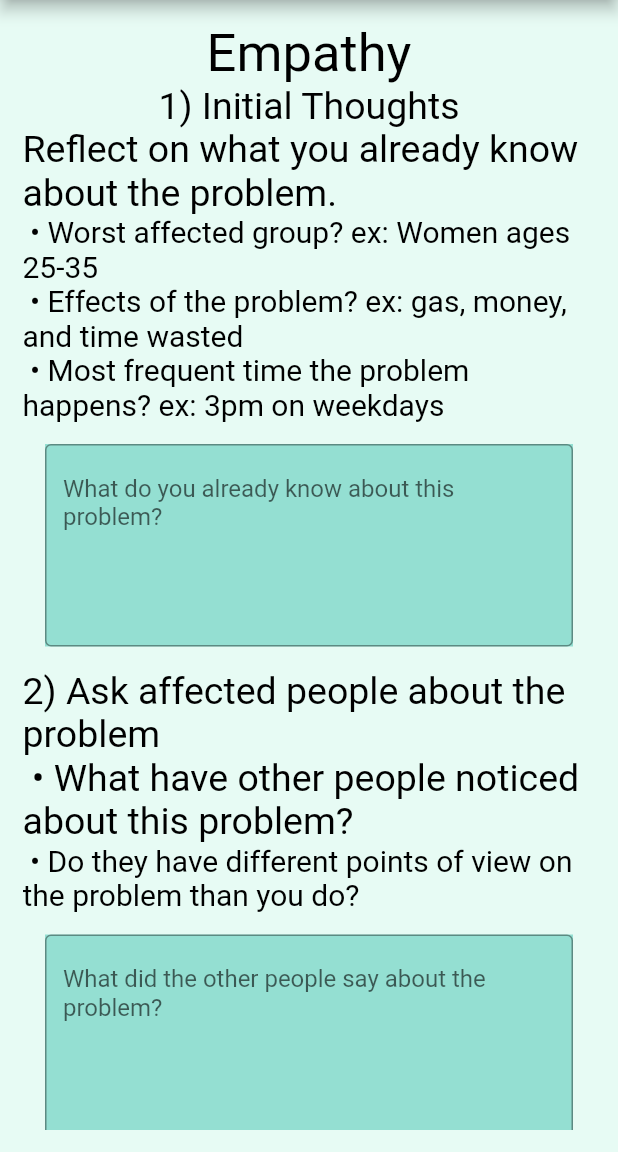
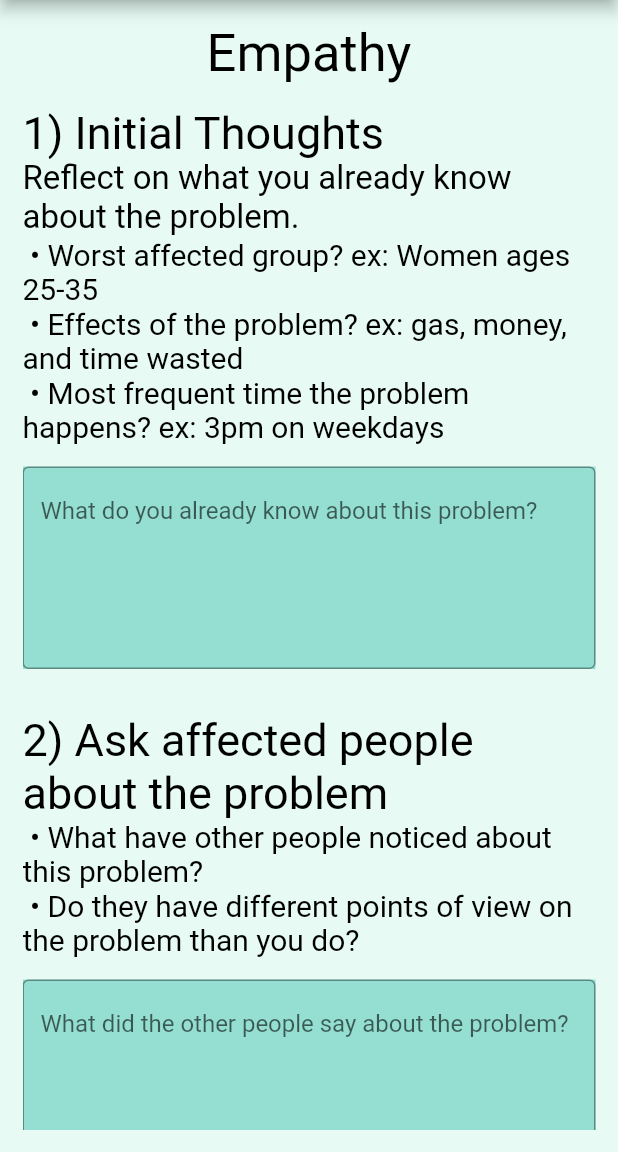
Before and after one commit to jchou03/PictureIt, a Flutter app: the Empathy screen opened directly, on a phone screen of 412 x 824 dp, the part 84-1236 px from its top. Run offline on Flutter 3.47's test engine with Material 2 defaults, Android fonts, the phone set to English and light mode, and no system bars.

Commit message:
trying to improve the formmating of the empathy page to look less overwhelming

```diff
--- a/pictureit/lib/Tools/empathy.dart
+++ b/pictureit/lib/Tools/empathy.dart
@@ -15,45 +15,60 @@ const borderRadius = 10.0;
 class Empathy extends StatelessWidget {
   Widget build(BuildContext context) {
     return Scaffold(
+        // appbar is the header
         appBar: AppBar(
           title: Text('PictureIt'),
           backgroundColor: headingColor,
         ),
+        // container for body of page
         body: Container(
             padding: EdgeInsets.all(globalPadding),
             color: backgroundColor,
             width: MediaQuery.of(context).size.width,
+            // listview so it can scroll
             child: ListView(children: <Widget>[
+              // column of content
               Column(
                 mainAxisAlignment: MainAxisAlignment.spaceEvenly,
                 children: <Widget>[
                   // title for the section
                   Text('Empathy',
                       style: TextStyle(color: Colors.black, fontSize: 35)),
-                  Column(
+                  // first round of text (prompt and text box)
+                  Container(
+                      margin: EdgeInsets.symmetric(
+                          vertical: globalMargin, horizontal: 0),
+                      child: Column(
+                        crossAxisAlignment: CrossAxisAlignment.start,
                         children: <Widget>[
-                      Text('1) Initial Thoughts',
-                          style: TextStyle(color: Colors.black, fontSize: 25)),
+                          Text(
+                            '1) Initial Thoughts',
+                            style: TextStyle(
+                              color: Colors.black,
+                              fontSize: 30,
+                            ),
+                          ),
                           Text(
                               'Reflect on what you already know about the problem.',
-                          style: TextStyle(color: Colors.black, fontSize: 25)),
+                              style:
+                                  TextStyle(color: Colors.black, fontSize: 22)),
                           Text(
                             ' • Worst affected group? ex: Women ages 25-35',
                             style: TextStyle(color: Colors.black, fontSize: 20),
                           ),
                           Text(
                               ' • Effects of the problem? ex: gas, money, and time wasted',
-                          style: TextStyle(color: Colors.black, fontSize: 20)),
+                              style:
+                                  TextStyle(color: Colors.black, fontSize: 20)),
                           Text(
                               ' • Most frequent time the problem happens? ex: 3pm on weekdays',
-                          style: TextStyle(color: Colors.black, fontSize: 20)),
-                    ],
-                  ),
-
+                              style:
+                                  TextStyle(color: Colors.black, fontSize: 20)),
                           // text box for user input
                           Container(
                             color: boxColor,
-                    margin: EdgeInsets.all(globalPadding),
+                            margin:
+                                EdgeInsets.symmetric(vertical: globalPadding),
                             child: TextField(
                               minLines: 5,
                               maxLines: 5,
@@ -64,26 +79,27 @@ class Empathy extends StatelessWidget {
                                       'What do you already know about this problem?'),
                             ),
                           ),
+                        ],
+                      )),
 
                   // section for second prompt
-                  Column(
+                  Container(
+                    child: Column(
                       children: <Widget>[
                         Text('2) Ask affected people about the problem',
-                          style: TextStyle(color: Colors.black, fontSize: 25)),
+                            style:
+                                TextStyle(color: Colors.black, fontSize: 30)),
                         Text(
                             ' • What have other people noticed about this problem? ',
-                          style: TextStyle(color: Colors.black, fontSize: 25)),
+                            style:
+                                TextStyle(color: Colors.black, fontSize: 20)),
                         Text(
                             ' • Do they have different points of view on the problem than you do?',
-                        style: TextStyle(color: Colors.black, fontSize: 20),
-                      ),
-                    ],
-                  ),
-                  // second text box
-                  // text box for user input
+                            style:
+                                TextStyle(color: Colors.black, fontSize: 20)),
                         Container(
                           color: boxColor,
-                    margin: EdgeInsets.all(globalPadding),
+                          margin: EdgeInsets.symmetric(vertical: globalPadding),
                           child: TextField(
                             minLines: 5,
                             maxLines: 5,
@@ -94,9 +110,15 @@ class Empathy extends StatelessWidget {
                                     'What did the other people say about the problem?'),
                           ),
                         ),
+                      ],
+                    ),
+                  ),
+                  // second text box
+                  // text box for user input
+
                   // Button for moving to the next page
                   Container(
-                      margin: EdgeInsets.all(globalMargin),
+                      margin: EdgeInsets.symmetric(vertical: globalMargin),
                       child: RaisedButton(
                           color: boxColor,
                           splashColor: Colors.blueAccent,
```
Also changed, not shown: pictureit/lib/Tools/defining.dart (added, +130 -0 lines). Lines whose indentation alone changed are shown as unchanged.
